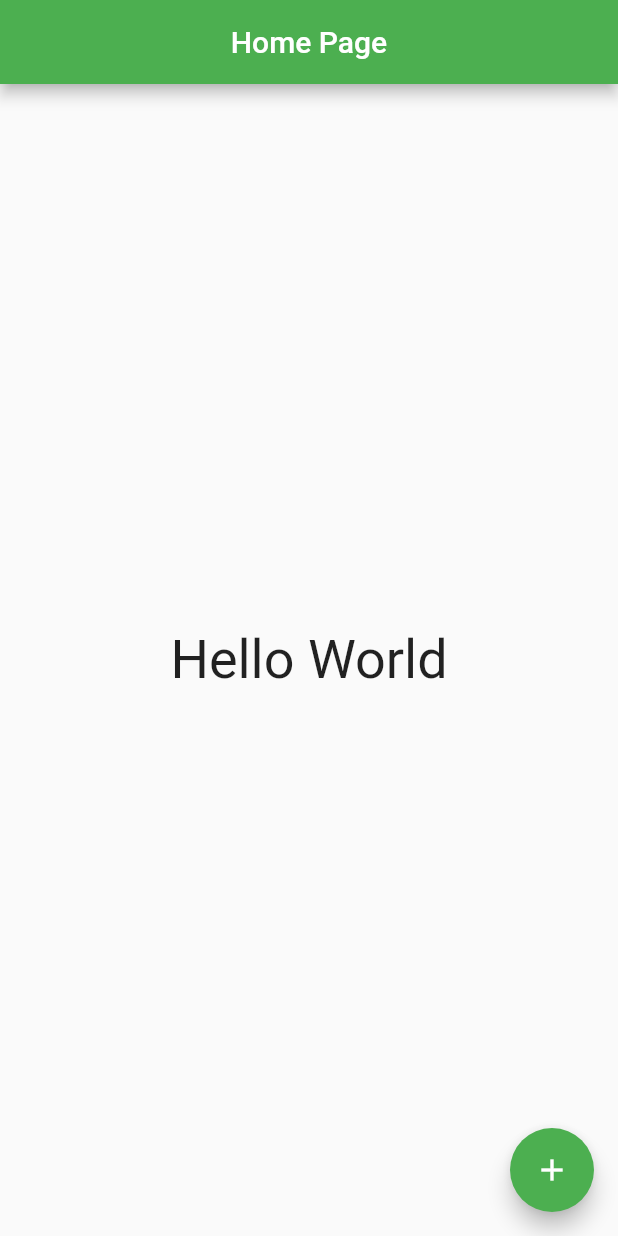
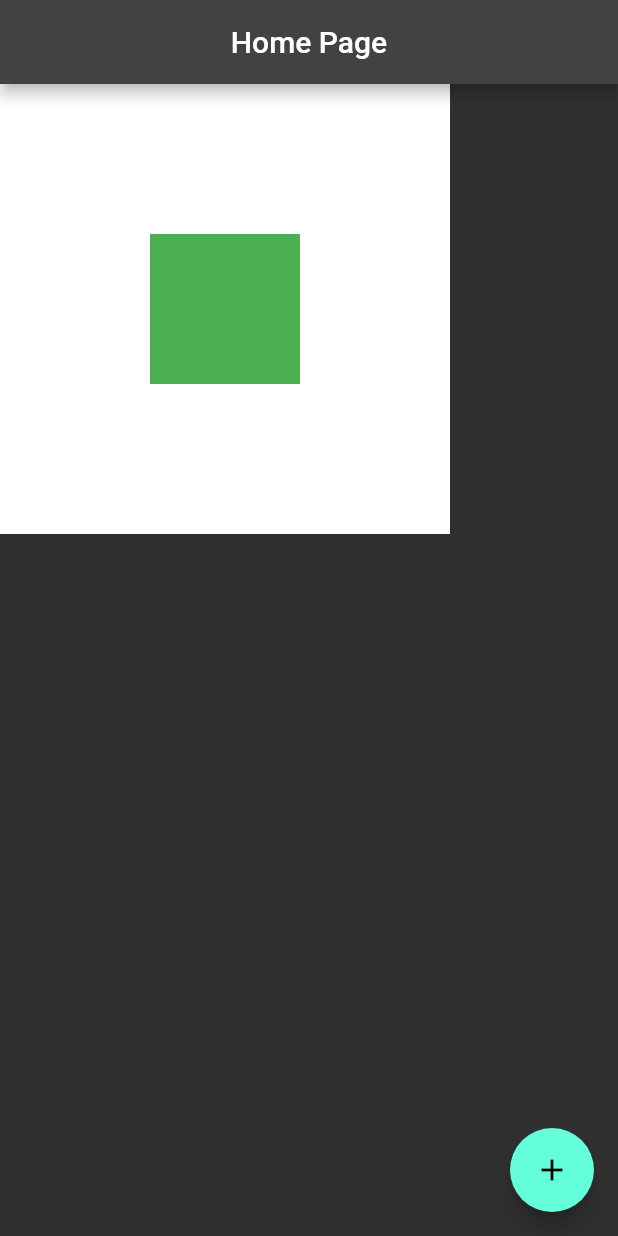
Before and after one commit to CarlosMoreiraLima/flutter-tutorial, a Flutter app: the screen it shows after launch, on a phone screen of 412 x 824 dp. Run offline on Flutter 3.47's test engine with Material 2 defaults, Android fonts, the phone set to English and light mode, and no system bars.

Commit message:
Tutorial(Single Render, Multi Render): Alignment to multi render objects

```diff
--- a/lib/app_widget.dart
+++ b/lib/app_widget.dart
@@ -5,7 +5,7 @@ class AppWidget extends StatelessWidget {
   @override
   Widget build(BuildContext context) {
     return MaterialApp(
-      theme: ThemeData(primarySwatch: Colors.green),
+      theme: ThemeData(primarySwatch: Colors.green, brightness: Brightness.dark),
       home: HomePage(),
     );
   }
--- a/lib/home_page.dart
+++ b/lib/home_page.dart
@@ -16,11 +16,16 @@ class HomeState extends State<HomePage> {
           child: Text("Home Page"),
         ),
       ),
-      body: Center(
-        child: Text(
-          "Hello World",
-          style: TextStyle(fontSize: 36),
-        ),
+      body: Container(
+        height: 300,
+        width: 300,
+        color: Colors.white,
+        child: Center(
+            child: Container(
+          height: 100,
+          width: 100,
+          color: Colors.green,
+        )),
       ),
       floatingActionButton: FloatingActionButton(
         child: Icon(Icons.add),
--- a/lib/main.dart
+++ b/lib/main.dart
@@ -2,11 +2,6 @@ import 'package:flutter/material.dart';
 
 import 'app_widget.dart';
 
-// Implementacao do scaffold
-// Utilizacao de:
-// Floating buttom
-// Home bar
-
 main() {
   runApp(AppWidget());
 }
```
Also changed, not shown: 1 other file.
